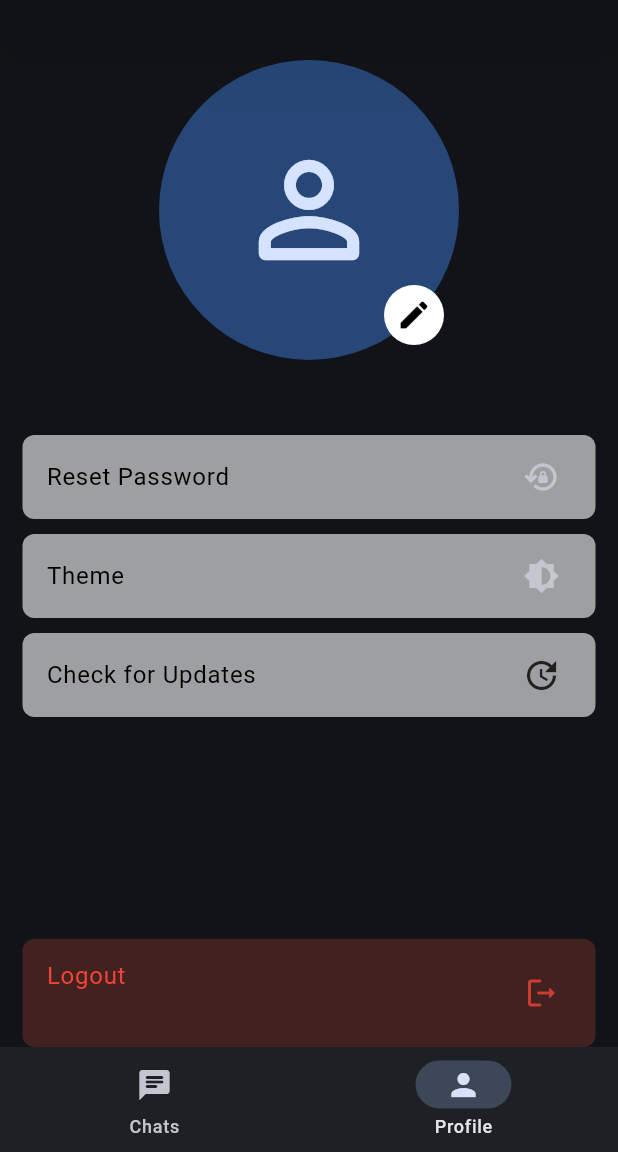
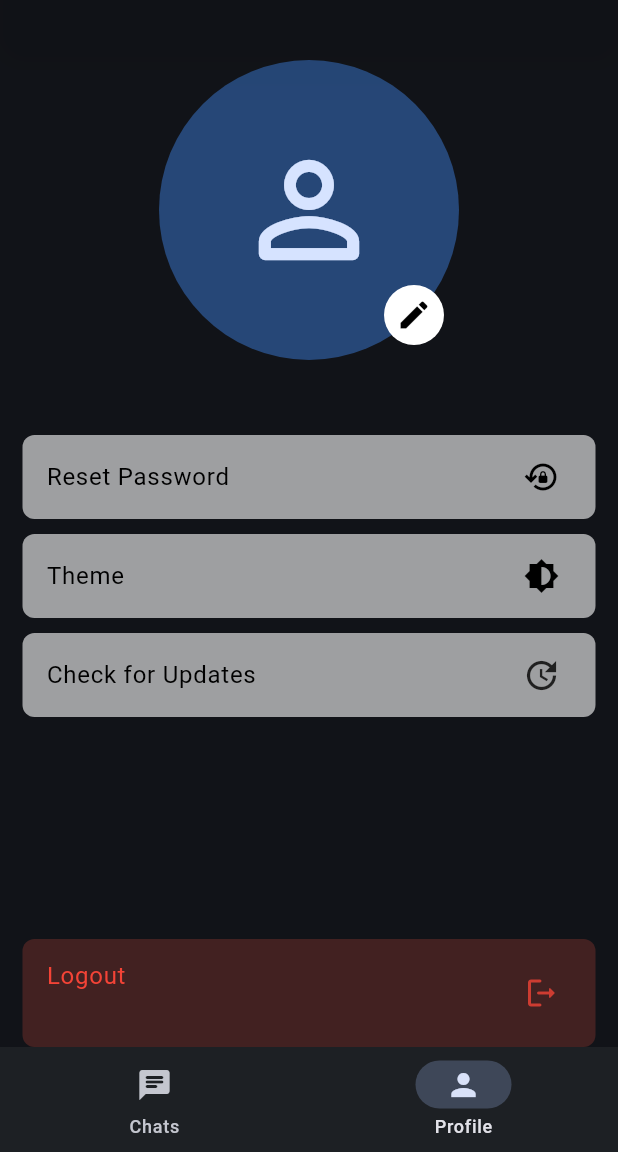
Before and after one commit to vrndv/Minty, a Flutter app: the screen it shows once a user with an empty profile is signed in, item 2 of the bottom bar chosen, on a phone screen of 412 x 824 dp, the part 84-1236 px from its top. Run offline on Flutter 3.47's test engine with Material 3 defaults, Android fonts, the phone set to English and light mode, and no system bars; our stand-ins replace cloud_firestore, firebase_auth, firebase_core, rive; missing offline and left inert: keyboard_visibility_pro; accounts and stored records are empty.

Commit message:
fix: remove unused subtitle parameter and adjust button color opacity

```diff
--- a/lib/screen/views/widgets/profile_buttons.dart
+++ b/lib/screen/views/widgets/profile_buttons.dart
@@ -4,9 +4,8 @@ import 'package:popapp/dataNotifiers/notifier.dart';
 class ProfileButoon extends StatefulWidget {
   final String title;
   final Function() function;
-  final String subtitle;
   final IconData icon;
-  const ProfileButoon({super.key , required this.function  ,required this.title,required this.icon ,  this.subtitle =""});
+  const ProfileButoon({super.key , required this.function  ,required this.title,required this.icon });
 
   @override
   State<ProfileButoon> createState() => _ProfileButoonState();
@@ -20,7 +19,7 @@ class _ProfileButoonState extends State<ProfileButoon> {
           margin: EdgeInsets.only(top: 10, left: 15, right: 15),
           decoration: BoxDecoration(
             color: currentTheme.value
-                ? const Color.fromARGB(113, 163, 163, 163)
+                ? const Color.fromARGB(52, 163, 163, 163)
                 : const Color.fromARGB(151, 255, 255, 255),
             borderRadius: BorderRadius.circular(8),
 
@@ -35,6 +34,7 @@ class _ProfileButoonState extends State<ProfileButoon> {
 
                 title: Text(
                   widget.title,
+
                   style: TextStyle(
                     color: currentTheme.value
                         ? const Color.fromARGB(255, 0, 0, 0)
@@ -42,7 +42,7 @@ class _ProfileButoonState extends State<ProfileButoon> {
                   ),
                 ),
 
-                trailing: Icon(widget.icon),
+                trailing: Icon(widget.icon,color:Color.fromARGB(255, 0, 0, 0)),
               ),
             ),
           ),
```
